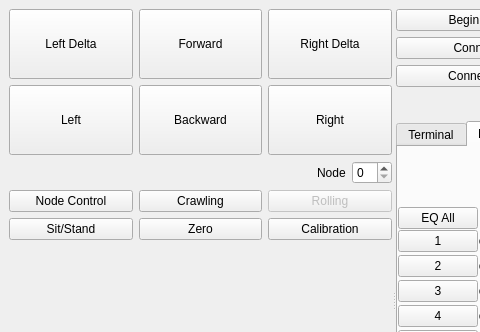
Above: rift/ui/main.ui from BYUCMR/Capstone_TREG before the change; both pictures show x 0 to 480 and y 0 to 332 of the 800 by 600 pixel window. Below: the same form after it.
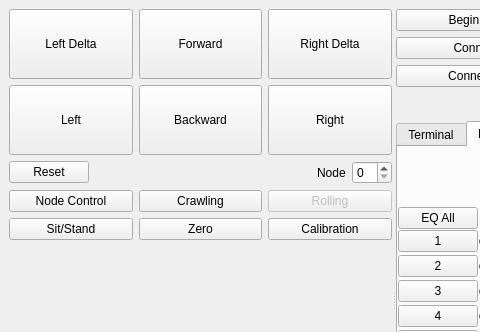
That is the form after the change.

Commit message: Reset button and slider value update

Patch:
```diff
--- a/rift/ui/main.ui
+++ b/rift/ui/main.ui
@@ -148,6 +148,13 @@
           <property name="topMargin">
            <number>0</number>
           </property>
+          <item>
+           <widget class="QPushButton" name="reset_button">
+            <property name="text">
+             <string>Reset</string>
+            </property>
+           </widget>
+          </item>
           <item>
            <spacer name="L121">
             <property name="orientation">
```
The commit also changes 2 other files.
